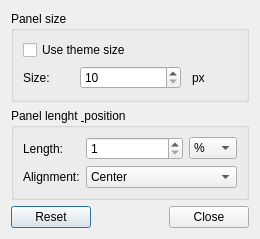
Above: panel/configpaneldialog.ui from lxqt/lxqt-panel before the change. Below: the same form after it.
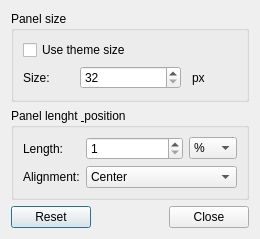
That is the form after the change.

Commit message: fix default value for custom panel size

The edit to the form file:
```diff
--- a/panel/configpaneldialog.ui
+++ b/panel/configpaneldialog.ui
@@ -47,7 +47,7 @@
       <item row="1" column="1" colspan="2">
        <widget class="QSpinBox" name="spinBox_size">
         <property name="minimum">
-         <number>10</number>
+         <number>32</number>
         </property>
        </widget>
       </item>
```
